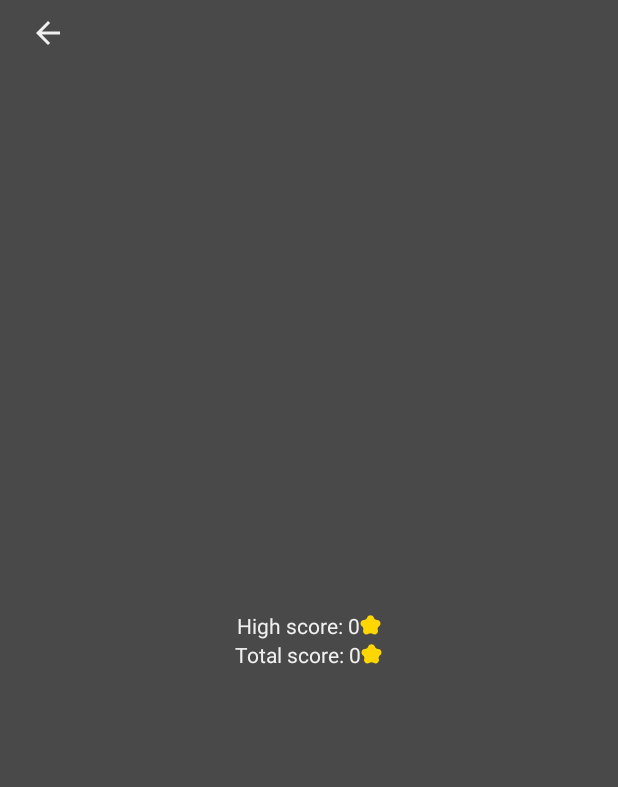
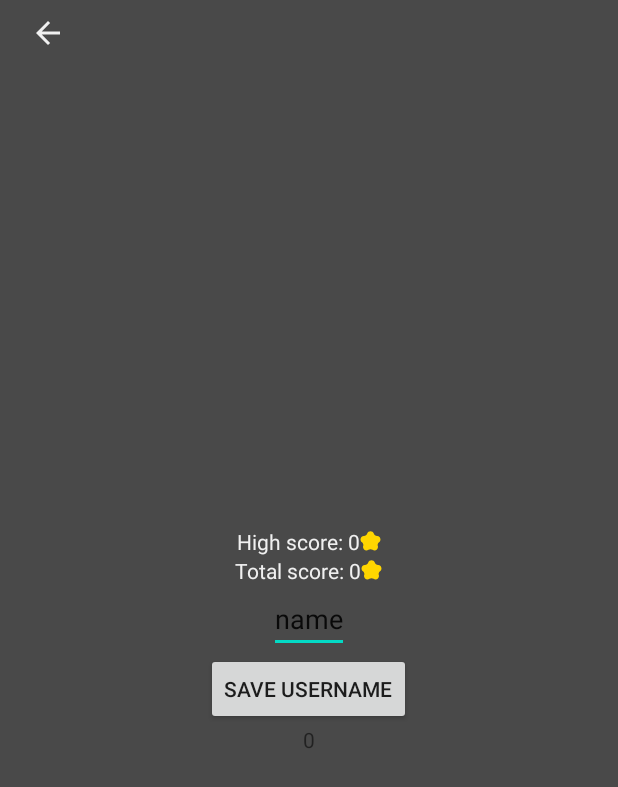
Before and after one commit to realdnchka/numberapp, an Android app: the ProfileActivity screen opened directly, with no data from a screen before it, on a phone screen of 412 x 824 dp. Shown: the top 787 px of the screen. Run offline under Robolectric (Android 15) with nearby library versions, the phone set to English and light mode, and no system bars; our stand-ins replace Firebase (no records; nobody signed in at launch, a user with empty details on screens opened directly); Roboto replaces fonts that are not available here.

Commit message:
add firestore features

```diff
--- a/app/build.gradle
+++ b/app/build.gradle
@@ -44,5 +44,6 @@ dependencies {
     implementation 'com.google.firebase:firebase-perf-ktx:19.0.9'
     implementation 'com.google.firebase:firebase-crashlytics-ktx:17.2.2'
     implementation 'com.google.firebase:firebase-auth:19.4.0'
+    implementation 'com.google.firebase:firebase-firestore-ktx:21.7.0'
     implementation 'com.google.android.gms:play-services-auth:18.1.0'
 }
--- a/app/src/main/java/com/realdnchka/numberapp/ProfileActivity.kt
+++ b/app/src/main/java/com/realdnchka/numberapp/ProfileActivity.kt
@@ -5,9 +5,11 @@ import android.media.MediaPlayer
 import android.os.Bundle
 import android.view.View
 import android.widget.Button
+import android.widget.EditText
 import android.widget.TextView
 import androidx.appcompat.app.AppCompatActivity
 import com.realdnchka.numberapp.storage.AppPreferences
+import com.realdnchka.numberapp.storage.Firestore
 
 class ProfileActivity : AppCompatActivity() {
     override fun onCreate(savedInstanceState: Bundle?) {
@@ -24,6 +26,16 @@ class ProfileActivity : AppCompatActivity() {
         }
         tvTotalScore.text = AppPreferences(this).getTotalScore().toString()
         tvHighScore.text = AppPreferences(this).getHighScore().toString()
+        val etUsername: EditText = findViewById(R.id.et_username)
+        val saveBtn: Button = findViewById(R.id.save_button)
+        saveBtn.setOnClickListener() {
+            AppPreferences(this).addUser(etUsername.text.toString(), this)
+        }
+        etUsername.setText(AppPreferences(this).getUser())
+        val userId: TextView = findViewById(R.id.user_id)
+        userId.text = AppPreferences(this).getUserId()
+        Firestore.highScore = AppPreferences(this).getHighScore()
+        Firestore.totalScore = AppPreferences(this).getTotalScore()
     }
 
     override fun onBackPressed() {
--- a/app/src/main/java/com/realdnchka/numberapp/storage/AppPreferences.kt
+++ b/app/src/main/java/com/realdnchka/numberapp/storage/AppPreferences.kt
@@ -5,6 +5,24 @@ import android.content.SharedPreferences
 
 class AppPreferences (context: Context) {
     private var data: SharedPreferences = context.getSharedPreferences("APP_PREFERENCES", Context.MODE_PRIVATE)
+
+
+    fun addUser(username: String, context: Context) {
+        data.edit().putString("USER_NAME", username).apply()
+        Firestore.addUser(username, context)
+    }
+
+    fun saveUserId(docId: String) {
+        data.edit().putString("USER_ID", Firestore.docId).apply()
+    }
+
+    fun getUserId(): String {
+        return data.getString("USER_ID", "0").toString()
+    }
+
+    fun getUser(): String {
+        return data.getString("USER_NAME", "name").toString()
+    }
 
     fun soundsOn() {
         data.edit().putBoolean("SOUNDS", true).apply()
@@ -20,6 +38,7 @@ class AppPreferences (context: Context) {
 
     fun saveTotalScore(totalScore: Long) {
         data.edit().putLong("TOTAL_SCORE", data.getLong("TOTAL_SCORE", 0) + totalScore).apply()
+        Firestore.updateTotalScore(getUser(), totalScore)
     }
 
     fun getTotalScore(): Long {
--- a/app/src/main/res/layout/activity_profile.xml
+++ b/app/src/main/res/layout/activity_profile.xml
@@ -102,6 +102,21 @@
                     android:layout_height="14dp"
                     app:srcCompat="@drawable/score_icon" />
             </LinearLayout>
+            <EditText
+                android:id="@+id/et_username"
+                android:layout_width="wrap_content"
+                android:layout_height="wrap_content"
+                android:inputType="text"
+                android:text=""/>
+            <Button
+                android:id="@+id/save_button"
+                android:layout_width="wrap_content"
+                android:layout_height="wrap_content"
+                android:text="save username"/>
+            <TextView
+                android:layout_width="wrap_content"
+                android:layout_height="wrap_content"
+                android:id="@+id/user_id"/>
         </LinearLayout>
     </LinearLayout>
 </androidx.constraintlayout.widget.ConstraintLayout>
```
Also changed, not shown: app/src/main/java/com/realdnchka/numberapp/storage/Firestore.kt (+58 -1 lines).
